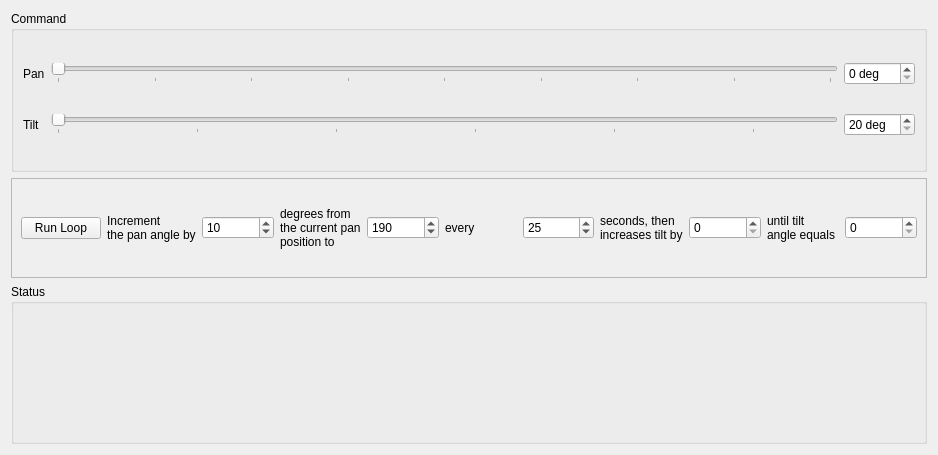
First picture: the form in scripts/cmd_status.ui, repository OpenLEAD/bundles-rosa, before the edit.
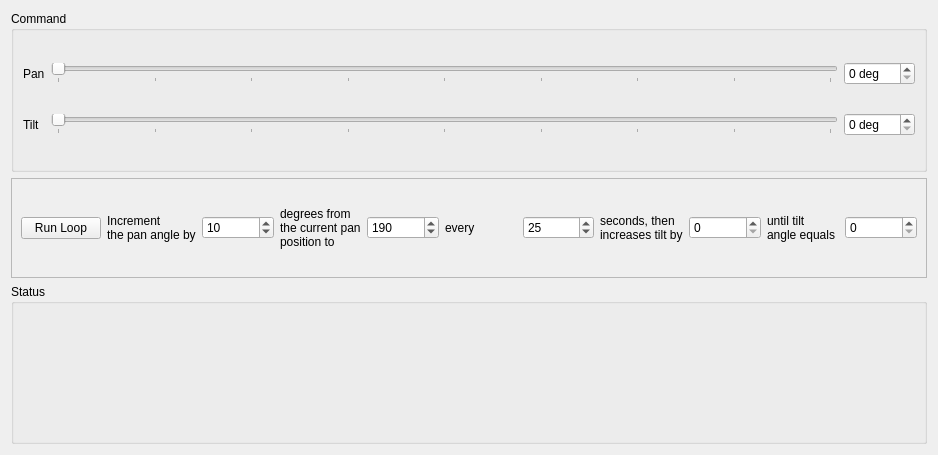
Second picture: the form after the edit.

Commit message: Angles limits from ptu slides to 0 to 360

Patch:
```diff
--- a/scripts/cmd_status.ui
+++ b/scripts/cmd_status.ui
@@ -72,10 +72,10 @@
       <item row="1" column="1">
        <widget class="QSlider" name="tiltSetSlide">
         <property name="minimum">
-         <number>20</number>
+         <number>0</number>
         </property>
         <property name="maximum">
-         <number>270</number>
+         <number>360</number>
         </property>
         <property name="orientation">
          <enum>Qt::Horizontal</enum>
@@ -94,10 +94,10 @@
          <string> deg</string>
         </property>
         <property name="minimum">
-         <number>20</number>
+         <number>0</number>
         </property>
         <property name="maximum">
-         <number>270</number>
+         <number>360</number>
         </property>
         <property name="singleStep">
          <number>10</number>
```
